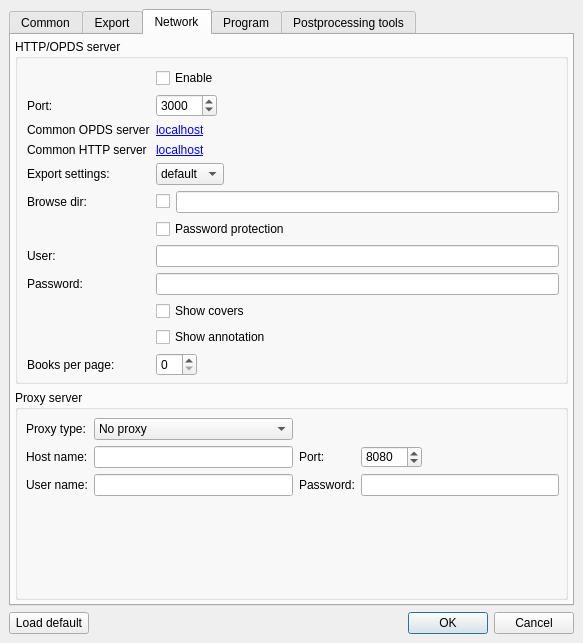
petrovvlad/freeLib, file freeLib/src/settingsdlg.ui: the form before one commit.
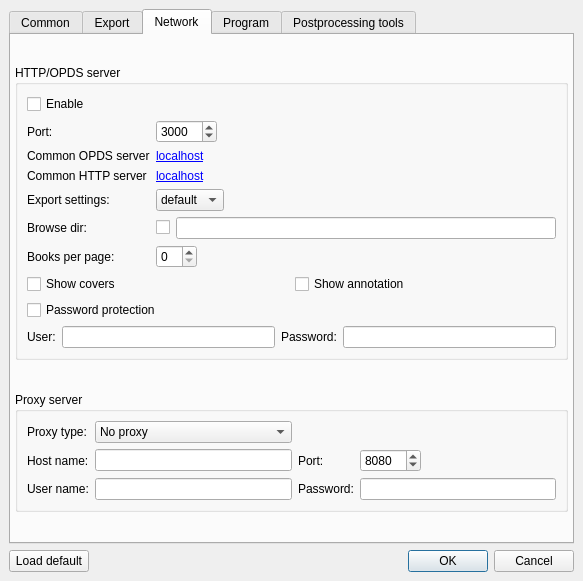
The form after the commit. The open tabs and pages were chosen to show the change. Icons and pictures are not drawn.

Commit message: Improve: компановка, размер кнопок

Patch:
```diff
--- a/freeLib/src/settingsdlg.ui
+++ b/freeLib/src/settingsdlg.ui
@@ -10,7 +10,7 @@
     <x>0</x>
     <y>0</y>
     <width>583</width>
-    <height>643</height>
+    <height>581</height>
    </rect>
   </property>
   <property name="minimumSize">
@@ -395,29 +395,17 @@
        </property>
        <item>
         <widget class="QGroupBox" name="groupBox_4">
+         <property name="sizePolicy">
+          <sizepolicy hsizetype="Preferred" vsizetype="Fixed">
+           <horstretch>0</horstretch>
+           <verstretch>0</verstretch>
+          </sizepolicy>
+         </property>
          <property name="title">
           <string>HTTP/OPDS server</string>
          </property>
-         <layout class="QFormLayout" name="formLayout_4">
-          <property name="fieldGrowthPolicy">
-           <enum>QFormLayout::ExpandingFieldsGrow</enum>
-          </property>
-          <property name="formAlignment">
-           <set>Qt::AlignLeading|Qt::AlignLeft|Qt::AlignTop</set>
-          </property>
-          <property name="horizontalSpacing">
-           <number>6</number>
-          </property>
-          <property name="verticalSpacing">
-           <number>6</number>
-          </property>
-          <property name="rightMargin">
-           <number>6</number>
-          </property>
-          <property name="bottomMargin">
-           <number>5</number>
-          </property>
-          <item row="0" column="1">
+         <layout class="QGridLayout" name="gridLayout_4">
+          <item row="0" column="0">
            <widget class="QCheckBox" name="OPDS_enable">
             <property name="text">
              <string>Enable</string>
@@ -433,6 +421,12 @@
           </item>
           <item row="1" column="1">
            <widget class="QSpinBox" name="OPDS_port">
+            <property name="sizePolicy">
+             <sizepolicy hsizetype="Fixed" vsizetype="Fixed">
+              <horstretch>0</horstretch>
+              <verstretch>0</verstretch>
+             </sizepolicy>
+            </property>
             <property name="minimum">
              <number>1</number>
             </property>
@@ -487,6 +481,12 @@
           </item>
           <item row="4" column="1">
            <widget class="QComboBox" name="httpExport">
+            <property name="sizePolicy">
+             <sizepolicy hsizetype="Fixed" vsizetype="Fixed">
+              <horstretch>0</horstretch>
+              <verstretch>0</verstretch>
+             </sizepolicy>
+            </property>
             <item>
              <property name="text">
               <string>default</string>
@@ -515,119 +515,116 @@
             </item>
            </layout>
           </item>
+          <item row="6" column="0">
+           <widget class="QLabel" name="label_5">
+            <property name="text">
+             <string>Books per page:</string>
+            </property>
+           </widget>
+          </item>
           <item row="6" column="1">
+           <widget class="QSpinBox" name="books_per_page">
+            <property name="sizePolicy">
+             <sizepolicy hsizetype="Fixed" vsizetype="Fixed">
+              <horstretch>0</horstretch>
+              <verstretch>0</verstretch>
+             </sizepolicy>
+            </property>
+            <property name="minimum">
+             <number>0</number>
+            </property>
+           </widget>
+          </item>
+          <item row="7" column="0" colspan="2">
+           <layout class="QGridLayout" name="gridLayout_3">
+            <item row="0" column="0">
+             <widget class="QCheckBox" name="srv_covers">
+              <property name="text">
+               <string>Show covers</string>
+              </property>
+             </widget>
+            </item>
+            <item row="0" column="1">
+             <widget class="QCheckBox" name="srv_annotation">
+              <property name="text">
+               <string>Show annotation</string>
+              </property>
+             </widget>
+            </item>
+           </layout>
+          </item>
+          <item row="8" column="0" colspan="2">
            <widget class="QCheckBox" name="HTTP_need_pasword">
             <property name="text">
              <string>Password protection</string>
             </property>
            </widget>
           </item>
-          <item row="7" column="0">
+          <item row="9" column="0" colspan="2">
+           <layout class="QGridLayout" name="gridLayout_2">
+            <item row="0" column="2">
+             <widget class="QLabel" name="p_password">
+              <property name="text">
+               <string>Password:</string>
+              </property>
+             </widget>
+            </item>
+            <item row="0" column="0">
            <widget class="QLabel" name="p_user">
             <property name="text">
              <string>User:</string>
             </property>
            </widget>
           </item>
-          <item row="7" column="1">
+            <item row="0" column="1">
            <widget class="QLineEdit" name="HTTP_user"/>
           </item>
-          <item row="8" column="0">
-           <widget class="QLabel" name="p_password">
-            <property name="text">
-             <string>Password:</string>
-            </property>
-           </widget>
-          </item>
-          <item row="8" column="1">
+            <item row="0" column="3">
            <widget class="QLineEdit" name="HTTP_password">
             <property name="echoMode">
              <enum>QLineEdit::Password</enum>
             </property>
            </widget>
           </item>
-          <item row="9" column="1">
-           <widget class="QCheckBox" name="srv_covers">
-            <property name="text">
-             <string>Show covers</string>
-            </property>
-           </widget>
-          </item>
-          <item row="10" column="1">
-           <widget class="QCheckBox" name="srv_annotation">
-            <property name="text">
-             <string>Show annotation</string>
-            </property>
-           </widget>
-          </item>
-          <item row="11" column="0">
-           <widget class="QLabel" name="label_5">
-            <property name="text">
-             <string>Books per page:</string>
-            </property>
-           </widget>
-          </item>
-          <item row="11" column="1">
-           <widget class="QSpinBox" name="books_per_page">
-            <property name="minimum">
-             <number>0</number>
-            </property>
-           </widget>
+           </layout>
           </item>
          </layout>
         </widget>
        </item>
        <item>
         <widget class="QGroupBox" name="groupBox">
+         <property name="sizePolicy">
+          <sizepolicy hsizetype="Preferred" vsizetype="Fixed">
+           <horstretch>0</horstretch>
+           <verstretch>0</verstretch>
+          </sizepolicy>
+         </property>
          <property name="title">
           <string>Proxy server</string>
          </property>
-         <layout class="QFormLayout" name="formLayout_2">
-          <property name="fieldGrowthPolicy">
-           <enum>QFormLayout::FieldsStayAtSizeHint</enum>
+         <layout class="QGridLayout" name="gridLayout_5">
+          <property name="sizeConstraint">
+           <enum>QLayout::SetDefaultConstraint</enum>
           </property>
-          <property name="formAlignment">
-           <set>Qt::AlignLeading|Qt::AlignLeft|Qt::AlignTop</set>
-          </property>
-          <property name="horizontalSpacing">
-           <number>0</number>
-          </property>
-          <property name="verticalSpacing">
-           <number>0</number>
-          </property>
           <property name="leftMargin">
-           <number>0</number>
+           <number>9</number>
           </property>
           <property name="topMargin">
-           <number>0</number>
+           <number>9</number>
           </property>
           <property name="rightMargin">
-           <number>0</number>
+           <number>9</number>
           </property>
           <property name="bottomMargin">
-           <number>0</number>
-          </property>
-          <item row="1" column="0" colspan="2">
-           <layout class="QGridLayout" name="gridLayout">
-            <property name="leftMargin">
-             <number>8</number>
-            </property>
-            <property name="topMargin">
-             <number>8</number>
-            </property>
-            <property name="rightMargin">
-             <number>6</number>
-            </property>
-            <property name="bottomMargin">
-             <number>3</number>
+           <number>9</number>
             </property>
             <property name="spacing">
              <number>6</number>
             </property>
-            <item row="0" column="0">
-             <widget class="QLabel" name="pl_2">
+          <item row="2" column="1">
+           <widget class="QLineEdit" name="proxy_user">
               <property name="text">
-               <string>Proxy type:</string>
+             <string/>
               </property>
              </widget>
             </item>
@@ -650,13 +647,6 @@
               </item>
              </widget>
             </item>
-            <item row="1" column="0">
-             <widget class="QLabel" name="pl_1">
-              <property name="text">
-               <string>Host name:</string>
-              </property>
-             </widget>
-            </item>
             <item row="1" column="1">
              <widget class="QLineEdit" name="proxy_host"/>
             </item>
@@ -667,6 +657,13 @@
               </property>
              </widget>
             </item>
+          <item row="0" column="0">
+           <widget class="QLabel" name="pl_2">
+            <property name="text">
+             <string>Proxy type:</string>
+            </property>
+           </widget>
+          </item>
             <item row="1" column="3">
              <widget class="QSpinBox" name="proxy_port">
               <property name="sizePolicy">
@@ -686,27 +683,6 @@
               </property>
              </widget>
             </item>
-            <item row="2" column="0">
-             <widget class="QLabel" name="pl_5">
-              <property name="text">
-               <string>User name:</string>
-              </property>
-             </widget>
-            </item>
-            <item row="2" column="1">
-             <widget class="QLineEdit" name="proxy_user">
-              <property name="text">
-               <string/>
-              </property>
-             </widget>
-            </item>
-            <item row="2" column="2">
-             <widget class="QLabel" name="pl_3">
-              <property name="text">
-               <string>Password:</string>
-              </property>
-             </widget>
-            </item>
             <item row="2" column="3">
              <widget class="QLineEdit" name="proxy_password">
               <property name="echoMode">
@@ -714,7 +690,26 @@
               </property>
              </widget>
             </item>
-           </layout>
+          <item row="2" column="2">
+           <widget class="QLabel" name="pl_3">
+            <property name="text">
+             <string>Password:</string>
+            </property>
+           </widget>
+          </item>
+          <item row="1" column="0">
+           <widget class="QLabel" name="pl_1">
+            <property name="text">
+             <string>Host name:</string>
+            </property>
+           </widget>
+          </item>
+          <item row="2" column="0">
+           <widget class="QLabel" name="pl_5">
+            <property name="text">
+             <string>User name:</string>
+            </property>
+           </widget>
           </item>
          </layout>
         </widget>
```
Left out of the diff: 31 changed lines with no effect on the pictures. Lines whose indentation alone changed are shown as unchanged.
